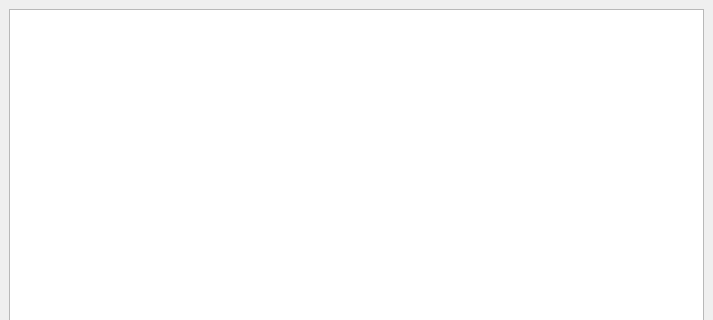
First picture: the form in ui/MainWindow.ui, repository woodtluk/TeXular, before the edit; both pictures show x 0 to 713 and y 0 to 320 of the 713 by 467 pixel window.
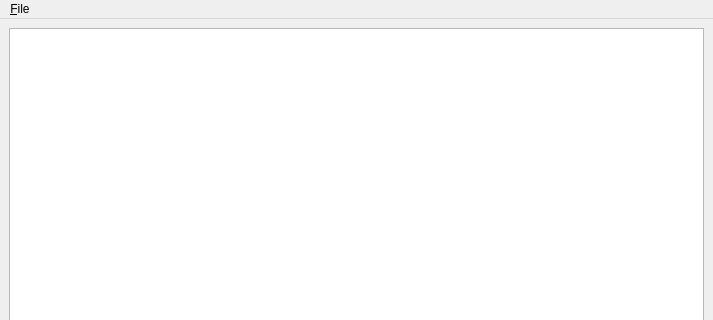
Second picture: the form after the edit.

Diff of the .ui file:
```diff
--- a/ui/MainWindow.ui
+++ b/ui/MainWindow.ui
@@ -26,9 +26,16 @@
      <x>0</x>
      <y>0</y>
      <width>713</width>
-     <height>26</height>
+     <height>21</height>
     </rect>
    </property>
+   <widget class="QMenu" name="menu_File">
+    <property name="title">
+     <string>&amp;File</string>
+    </property>
+    <addaction name="action_Import_CSV"/>
+   </widget>
+   <addaction name="menu_File"/>
   </widget>
   <widget class="QStatusBar" name="statusbar"/>
  </widget>
```
Left out of the diff: 5 changed lines with no effect on the pictures.
